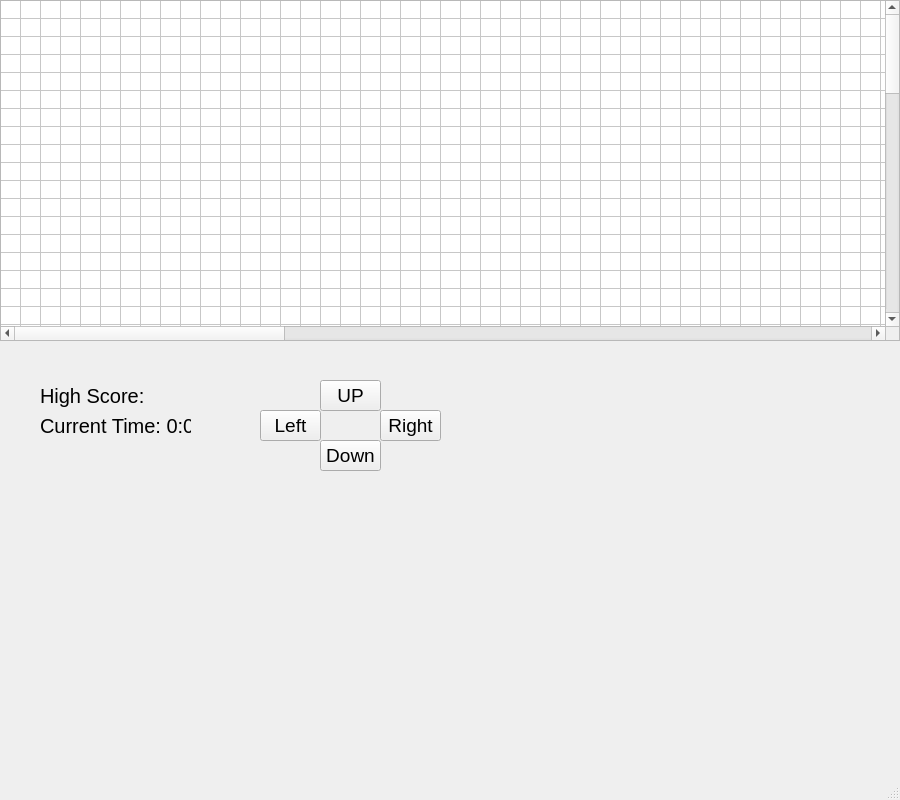
Qt form maze-game-gui.ui (cmaul25/CIST-1620-Final-Project-2) before a commit.
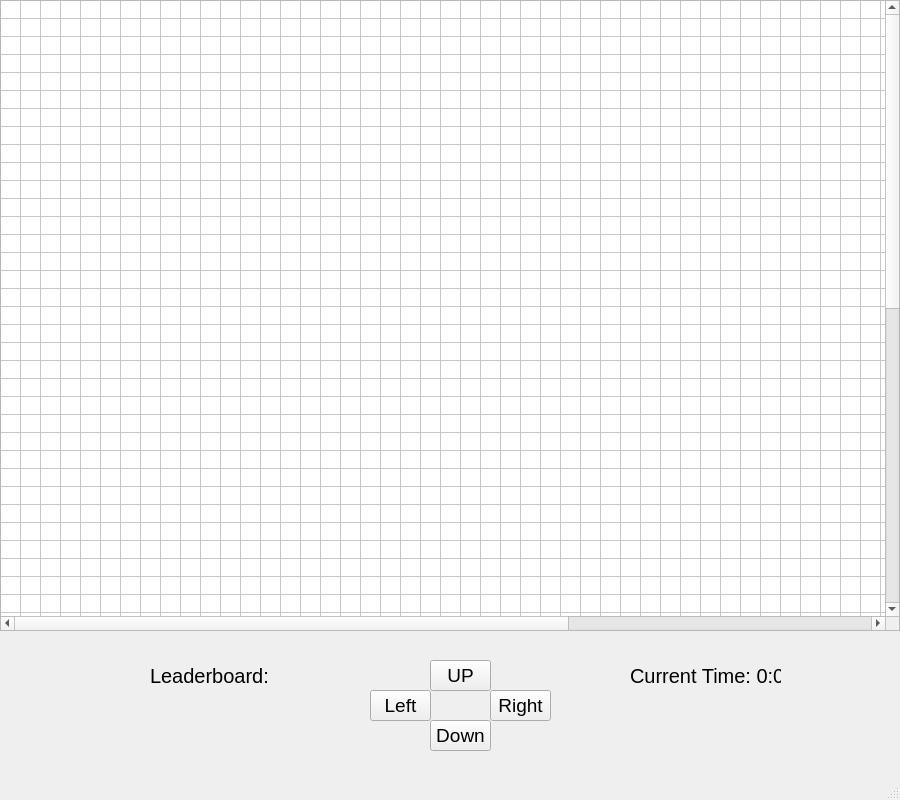
The same form after that commit.

Commit message: maze generation #2 border prototype

What changed in the file:
```diff
--- a/maze-game-gui.ui
+++ b/maze-game-gui.ui
@@ -29,8 +29,8 @@
    <widget class="QPushButton" name="UpButton">
     <property name="geometry">
      <rect>
-      <x>320</x>
-      <y>380</y>
+      <x>430</x>
+      <y>660</y>
       <width>61</width>
       <height>31</height>
      </rect>
@@ -47,8 +47,8 @@
    <widget class="QPushButton" name="RightButton">
     <property name="geometry">
      <rect>
-      <x>380</x>
-      <y>410</y>
+      <x>490</x>
+      <y>690</y>
       <width>61</width>
       <height>31</height>
      </rect>
@@ -65,8 +65,8 @@
    <widget class="QPushButton" name="LeftButton">
     <property name="geometry">
      <rect>
-      <x>260</x>
-      <y>410</y>
+      <x>370</x>
+      <y>690</y>
       <width>61</width>
       <height>31</height>
      </rect>
@@ -83,8 +83,8 @@
    <widget class="QPushButton" name="pushButton_4">
     <property name="geometry">
      <rect>
-      <x>320</x>
-      <y>440</y>
+      <x>430</x>
+      <y>720</y>
       <width>61</width>
       <height>31</height>
      </rect>
@@ -104,7 +104,7 @@
       <x>0</x>
       <y>0</y>
       <width>900</width>
-      <height>341</height>
+      <height>631</height>
      </rect>
     </property>
     <property name="maximumSize">
@@ -113,6 +113,11 @@
       <height>16777215</height>
      </size>
     </property>
+    <property name="font">
+     <font>
+      <stylestrategy>PreferAntialias</stylestrategy>
+     </font>
+    </property>
     <property name="verticalScrollBarPolicy">
      <enum>Qt::ScrollBarAsNeeded</enum>
     </property>
@@ -138,13 +143,13 @@
      <number>68</number>
     </property>
     <property name="columnCount">
-     <number>140</number>
+     <number>68</number>
     </property>
     <attribute name="horizontalHeaderVisible">
      <bool>false</bool>
     </attribute>
     <attribute name="horizontalHeaderDefaultSectionSize">
-     <number>2</number>
+     <number>5</number>
     </attribute>
     <attribute name="horizontalHeaderMinimumSectionSize">
      <number>5</number>
@@ -153,7 +158,7 @@
      <bool>false</bool>
     </attribute>
     <attribute name="verticalHeaderDefaultSectionSize">
-     <number>2</number>
+     <number>5</number>
     </attribute>
     <attribute name="verticalHeaderHighlightSections">
      <bool>true</bool>
@@ -297,84 +302,12 @@
     <column/>
     <column/>
     <column/>
-    <column/>
-    <column/>
-    <column/>
-    <column/>
-    <column/>
-    <column/>
-    <column/>
-    <column/>
-    <column/>
-    <column/>
-    <column/>
-    <column/>
-    <column/>
-    <column/>
-    <column/>
-    <column/>
-    <column/>
-    <column/>
-    <column/>
-    <column/>
-    <column/>
-    <column/>
-    <column/>
-    <column/>
-    <column/>
-    <column/>
-    <column/>
-    <column/>
-    <column/>
-    <column/>
-    <column/>
-    <column/>
-    <column/>
-    <column/>
-    <column/>
-    <column/>
-    <column/>
-    <column/>
-    <column/>
-    <column/>
-    <column/>
-    <column/>
-    <column/>
-    <column/>
-    <column/>
-    <column/>
-    <column/>
-    <column/>
-    <column/>
-    <column/>
-    <column/>
-    <column/>
-    <column/>
-    <column/>
-    <column/>
-    <column/>
-    <column/>
-    <column/>
-    <column/>
-    <column/>
-    <column/>
-    <column/>
-    <column/>
-    <column/>
-    <column/>
-    <column/>
-    <column/>
-    <column/>
-    <column/>
-    <column/>
-    <column/>
-    <column/>
    </widget>
    <widget class="QLabel" name="label">
     <property name="geometry">
      <rect>
-      <x>40</x>
-      <y>380</y>
+      <x>150</x>
+      <y>660</y>
       <width>151</width>
       <height>31</height>
      </rect>
@@ -385,14 +318,14 @@
      </font>
     </property>
     <property name="text">
-     <string>High Score:</string>
+     <string>Leaderboard:</string>
     </property>
    </widget>
    <widget class="QLabel" name="label_3">
     <property name="geometry">
      <rect>
-      <x>40</x>
-      <y>410</y>
+      <x>630</x>
+      <y>660</y>
       <width>151</width>
       <height>31</height>
      </rect>
```
The commit also changes 2 other files.
